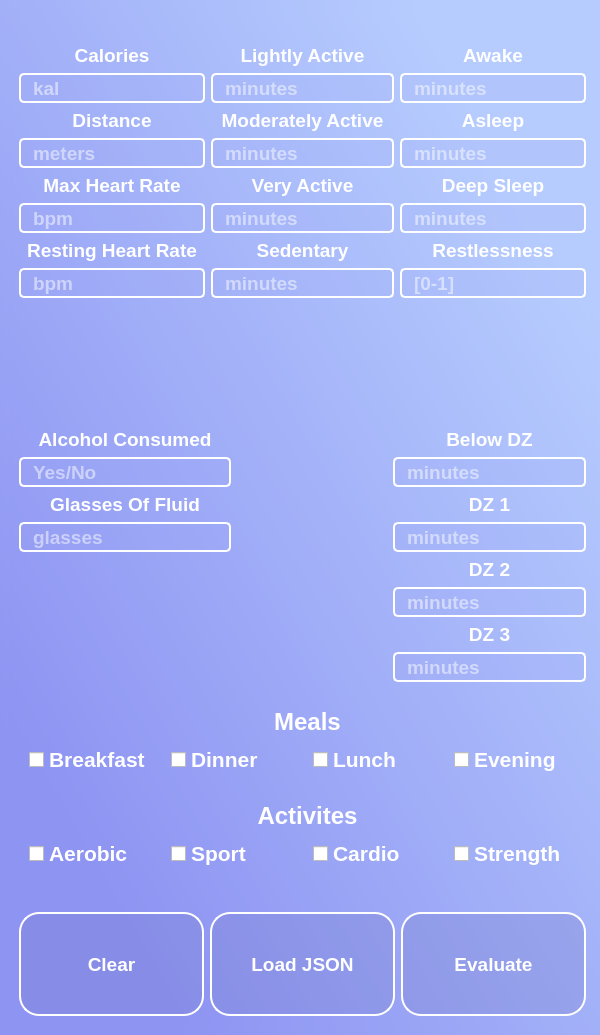
Before: the Qt Designer form main.ui in OlehRelang/SleepScoreApp, drawn with Qt 5.
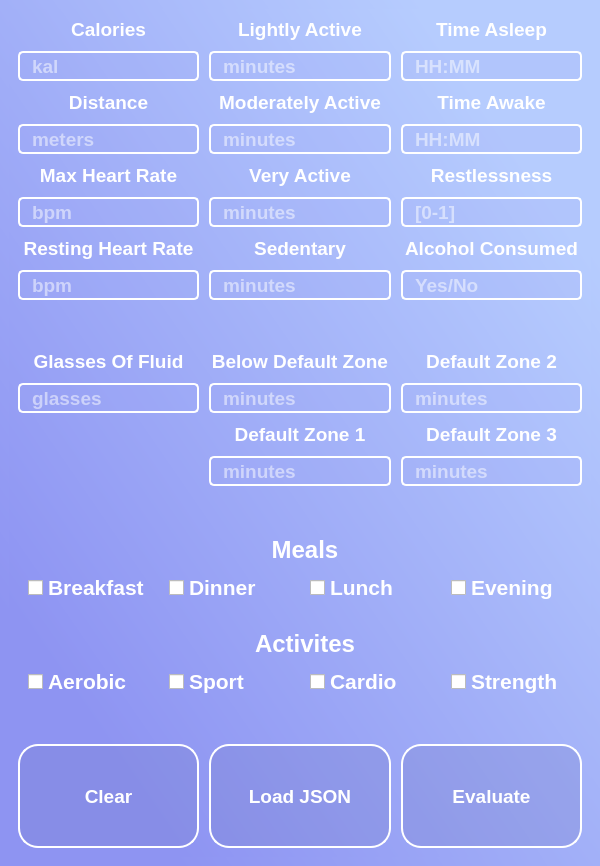
After: the same form once the commit is applied. The open tabs and pages were chosen to show the change.

The edit to the form file:
```diff
--- a/main.ui
+++ b/main.ui
@@ -7,7 +7,7 @@
     <x>0</x>
     <y>0</y>
     <width>600</width>
-    <height>1035</height>
+    <height>820</height>
    </rect>
   </property>
   <property name="windowTitle">
@@ -192,85 +192,464 @@
        </layout>
       </widget>
       <widget class="QWidget" name="page_input">
-       <layout class="QVBoxLayout" name="verticalLayout_11">
-        <property name="leftMargin">
+       <layout class="QVBoxLayout" name="verticalLayout_13">
+        <property name="spacing">
          <number>10</number>
         </property>
-        <property name="topMargin">
-         <number>5</number>
-        </property>
-        <property name="rightMargin">
-         <number>5</number>
-        </property>
-        <property name="bottomMargin">
-         <number>10</number>
-        </property>
-        <item>
-         <spacer name="verticalSpacer_7">
-          <property name="orientation">
-           <enum>Qt::Orientation::Vertical</enum>
-          </property>
-          <property name="sizeType">
-           <enum>QSizePolicy::Policy::Fixed</enum>
-          </property>
-          <property name="sizeHint" stdset="0">
-           <size>
-            <width>20</width>
-            <height>30</height>
-           </size>
-          </property>
-         </spacer>
-        </item>
         <item>
          <layout class="QGridLayout" name="gridLayout">
-          <item row="0" column="4">
+          <item row="2" column="0">
+           <layout class="QVBoxLayout" name="verticalLayout_6">
+            <item>
+             <widget class="QLabel" name="label_20">
+              <property name="font">
+               <font>
+                <pointsize>14</pointsize>
+                <bold>true</bold>
+               </font>
+              </property>
+              <property name="styleSheet">
+               <string notr="true">color: rgb(255, 255, 255);
+background-color: none;</string>
+              </property>
+              <property name="text">
+               <string>Glasses Of Fluid</string>
+              </property>
+              <property name="alignment">
+               <set>Qt::AlignmentFlag::AlignCenter</set>
+              </property>
+             </widget>
+            </item>
+            <item>
+             <widget class="QLineEdit" name="lineEdit_fluid">
+              <property name="minimumSize">
+               <size>
+                <width>180</width>
+                <height>30</height>
+               </size>
+              </property>
+              <property name="font">
+               <font>
+                <pointsize>14</pointsize>
+                <bold>true</bold>
+               </font>
+              </property>
+              <property name="styleSheet">
+               <string notr="true">color: rgb(255, 255, 255);
+padding-left: 10px;
+background-color: rgba(157, 169, 247, 50);
+border: 2px solid rgb(255, 255, 255);
+border-radius: 5px;</string>
+              </property>
+              <property name="placeholderText">
+               <string>glasses</string>
+              </property>
+             </widget>
+            </item>
+            <item>
+             <spacer name="verticalSpacer_5">
+              <property name="orientation">
+               <enum>Qt::Orientation::Vertical</enum>
+              </property>
+              <property name="sizeType">
+               <enum>QSizePolicy::Policy::Ignored</enum>
+              </property>
+              <property name="sizeHint" stdset="0">
+               <size>
+                <width>20</width>
+                <height>78</height>
+               </size>
+              </property>
+             </spacer>
+            </item>
+           </layout>
+          </item>
+          <item row="2" column="2">
+           <layout class="QVBoxLayout" name="verticalLayout_8">
+            <item>
+             <widget class="QLabel" name="label_10">
+              <property name="font">
+               <font>
+                <pointsize>14</pointsize>
+                <bold>true</bold>
+                <kerning>true</kerning>
+               </font>
+              </property>
+              <property name="styleSheet">
+               <string notr="true">color: rgb(255, 255, 255);
+background-color: none;</string>
+              </property>
+              <property name="text">
+               <string>Default Zone 2</string>
+              </property>
+              <property name="alignment">
+               <set>Qt::AlignmentFlag::AlignCenter</set>
+              </property>
+             </widget>
+            </item>
+            <item>
+             <widget class="QLineEdit" name="lineEdit_dz2">
+              <property name="minimumSize">
+               <size>
+                <width>180</width>
+                <height>30</height>
+               </size>
+              </property>
+              <property name="font">
+               <font>
+                <pointsize>14</pointsize>
+                <bold>true</bold>
+               </font>
+              </property>
+              <property name="styleSheet">
+               <string notr="true">color: rgb(255, 255, 255);
+padding-left: 10px;
+background-color: rgba(157, 169, 247, 50);
+border: 2px solid rgb(255, 255, 255);
+border-radius: 5px;</string>
+              </property>
+              <property name="placeholderText">
+               <string>minutes</string>
+              </property>
+             </widget>
+            </item>
+            <item>
+             <widget class="QLabel" name="label_16">
+              <property name="font">
+               <font>
+                <pointsize>14</pointsize>
+                <bold>true</bold>
+               </font>
+              </property>
+              <property name="styleSheet">
+               <string notr="true">color: rgb(255, 255, 255);
+background-color: none;</string>
+              </property>
+              <property name="text">
+               <string>Default Zone 3</string>
+              </property>
+              <property name="alignment">
+               <set>Qt::AlignmentFlag::AlignCenter</set>
+              </property>
+             </widget>
+            </item>
+            <item>
+             <widget class="QLineEdit" name="lineEdit_dz3">
+              <property name="minimumSize">
+               <size>
+                <width>180</width>
+                <height>30</height>
+               </size>
+              </property>
+              <property name="font">
+               <font>
+                <pointsize>14</pointsize>
+                <bold>true</bold>
+               </font>
+              </property>
+              <property name="styleSheet">
+               <string notr="true">color: rgb(255, 255, 255);
+padding-left: 10px;
+background-color: rgba(157, 169, 247, 50);
+border: 2px solid rgb(255, 255, 255);
+border-radius: 5px;</string>
+              </property>
+              <property name="placeholderText">
+               <string>minutes</string>
+              </property>
+             </widget>
+            </item>
+           </layout>
+          </item>
+          <item row="0" column="0">
+           <layout class="QVBoxLayout" name="verticalLayout_3">
+            <item>
+             <widget class="QLabel" name="label_2">
+              <property name="font">
+               <font>
+                <pointsize>14</pointsize>
+                <bold>true</bold>
+               </font>
+              </property>
+              <property name="styleSheet">
+               <string notr="true">color: rgb(255, 255, 255);
+background-color: none;</string>
+              </property>
+              <property name="text">
+               <string>Calories</string>
+              </property>
+              <property name="alignment">
+               <set>Qt::AlignmentFlag::AlignCenter</set>
+              </property>
+             </widget>
+            </item>
+            <item>
+             <widget class="QLineEdit" name="lineEdit_calories">
+              <property name="minimumSize">
+               <size>
+                <width>180</width>
+                <height>30</height>
+               </size>
+              </property>
+              <property name="font">
+               <font>
+                <pointsize>14</pointsize>
+                <bold>true</bold>
+               </font>
+              </property>
+              <property name="styleSheet">
+               <string notr="true">color: rgb(255, 255, 255);
+padding-left: 10px;
+background-color: rgba(157, 169, 247, 50);
+border: 2px solid rgb(255, 255, 255);
+border-radius: 5px;</string>
+              </property>
+              <property name="text">
+               <string/>
+              </property>
+              <property name="placeholderText">
+               <string>kal</string>
+              </property>
+             </widget>
+            </item>
+            <item>
+             <widget class="QLabel" name="label_13">
+              <property name="font">
+               <font>
+                <pointsize>14</pointsize>
+                <bold>true</bold>
+               </font>
+              </property>
+              <property name="styleSheet">
+               <string notr="true">color: rgb(255, 255, 255);
+background-color: none;</string>
+              </property>
+              <property name="text">
+               <string>Distance</string>
+              </property>
+              <property name="alignment">
+               <set>Qt::AlignmentFlag::AlignCenter</set>
+              </property>
+             </widget>
+            </item>
+            <item>
+             <widget class="QLineEdit" name="lineEdit_distance">
+              <property name="minimumSize">
+               <size>
+                <width>180</width>
+                <height>30</height>
+               </size>
+              </property>
+              <property name="font">
+               <font>
+                <pointsize>14</pointsize>
+                <bold>true</bold>
+               </font>
+              </property>
+              <property name="styleSheet">
+               <string notr="true">color: rgb(255, 255, 255);
+padding-left: 10px;
+background-color: rgba(157, 169, 247, 50);
+border: 2px solid rgb(255, 255, 255);
+border-radius: 5px;</string>
+              </property>
+              <property name="placeholderText">
+               <string>meters</string>
+              </property>
+             </widget>
+            </item>
+            <item>
+             <widget class="QLabel" name="label_19">
+              <property name="font">
+               <font>
+                <pointsize>14</pointsize>
+                <bold>true</bold>
+               </font>
+              </property>
+              <property name="styleSheet">
+               <string notr="true">color: rgb(255, 255, 255);
+background-color: none;</string>
+              </property>
+              <property name="text">
+               <string>Max Heart Rate</string>
+              </property>
+              <property name="alignment">
+               <set>Qt::AlignmentFlag::AlignCenter</set>
+              </property>
+             </widget>
+            </item>
+            <item>
+             <widget class="QLineEdit" name="lineEdit_max_hr">
+              <property name="minimumSize">
+               <size>
+                <width>180</width>
+                <height>30</height>
+               </size>
+              </property>
+              <property name="font">
+               <font>
+                <pointsize>14</pointsize>
+                <bold>true</bold>
+               </font>
+              </property>
+              <property name="styleSheet">
+               <string notr="true">color: rgb(255, 255, 255);
+padding-left: 10px;
+background-color: rgba(157, 169, 247, 50);
+border: 2px solid rgb(255, 255, 255);
+border-radius: 5px;</string>
+              </property>
+              <property name="placeholderText">
+               <string>bpm</string>
+              </property>
+             </widget>
+            </item>
+            <item>
+             <widget class="QLabel" name="label_5">
+              <property name="font">
+               <font>
+                <pointsize>14</pointsize>
+                <bold>true</bold>
+               </font>
+              </property>
+              <property name="styleSheet">
+               <string notr="true">color: rgb(255, 255, 255);
+background-color: none;</string>
+              </property>
+              <property name="text">
+               <string>Resting Heart Rate</string>
+              </property>
+              <property name="alignment">
+               <set>Qt::AlignmentFlag::AlignCenter</set>
+              </property>
+             </widget>
+            </item>
+            <item>
+             <widget class="QLineEdit" name="lineEdit_rest_hr">
+              <property name="minimumSize">
+               <size>
+                <width>180</width>
+                <height>30</height>
+               </size>
+              </property>
+              <property name="font">
+               <font>
+                <pointsize>14</pointsize>
+                <bold>true</bold>
+               </font>
+              </property>
+              <property name="styleSheet">
+               <string notr="true">color: rgb(255, 255, 255);
+padding-left: 10px;
+background-color: rgba(157, 169, 247, 50);
+border: 2px solid rgb(255, 255, 255);
+border-radius: 5px;</string>
+              </property>
+              <property name="placeholderText">
+               <string>bpm</string>
+              </property>
+             </widget>
+            </item>
+           </layout>
+          </item>
+          <item row="2" column="1">
+           <layout class="QVBoxLayout" name="verticalLayout_11">
+            <item>
+             <widget class="QLabel" name="label_15">
+              <property name="font">
+               <font>
+                <pointsize>14</pointsize>
+                <bold>true</bold>
+               </font>
+              </property>
+              <property name="styleSheet">
+               <string notr="true">color: rgb(255, 255, 255);
+background-color: none;</string>
+              </property>
+              <property name="text">
+               <string>Below Default Zone</string>
+              </property>
+              <property name="alignment">
+               <set>Qt::AlignmentFlag::AlignCenter</set>
+              </property>
+             </widget>
+            </item>
+            <item>
+             <widget class="QLineEdit" name="lineEdit_dz0">
+              <property name="minimumSize">
+               <size>
+                <width>180</width>
+                <height>30</height>
+               </size>
+              </property>
+              <property name="font">
+               <font>
+                <pointsize>14</pointsize>
+                <bold>true</bold>
+               </font>
+              </property>
+              <property name="styleSheet">
+               <string notr="true">color: rgb(255, 255, 255);
+padding-left: 10px;
+background-color: rgba(157, 169, 247, 50);
+border: 2px solid rgb(255, 255, 255);
+border-radius: 5px;</string>
+              </property>
+              <property name="placeholderText">
+               <string>minutes</string>
+              </property>
+             </widget>
+            </item>
+            <item>
+             <widget class="QLabel" name="label_7">
+              <property name="font">
+               <font>
+                <pointsize>14</pointsize>
+                <bold>true</bold>
+               </font>
+              </property>
+              <property name="styleSheet">
+               <string notr="true">color: rgb(255, 255, 255);
+background-color: none;</string>
+              </property>
+              <property name="text">
+               <string>Default Zone 1</string>
+              </property>
+              <property name="alignment">
+               <set>Qt::AlignmentFlag::AlignCenter</set>
+              </property>
+             </widget>
+            </item>
+            <item>
+             <widget class="QLineEdit" name="lineEdit_dz1">
+              <property name="minimumSize">
+               <size>
+                <width>180</width>
+                <height>30</height>
+               </size>
+              </property>
+              <property name="font">
+               <font>
+                <pointsize>14</pointsize>
+                <bold>true</bold>
+               </font>
+              </property>
+              <property name="styleSheet">
+               <string notr="true">color: rgb(255, 255, 255);
+padding-left: 10px;
+background-color: rgba(157, 169, 247, 50);
+border: 2px solid rgb(255, 255, 255);
+border-radius: 5px;</string>
+              </property>
+              <property name="placeholderText">
+               <string>minutes</string>
+              </property>
+             </widget>
+            </item>
+           </layout>
+          </item>
+          <item row="0" column="2">
            <layout class="QVBoxLayout" name="verticalLayout_5">
-            <item>
-             <widget class="QLabel" name="label_18">
-              <property name="font">
-               <font>
-                <pointsize>14</pointsize>
-                <bold>true</bold>
-               </font>
-              </property>
-              <property name="styleSheet">
-               <string notr="true">color: rgb(255, 255, 255);
-background-color: none;</string>
-              </property>
-              <property name="text">
-               <string>Awake</string>
-              </property>
-              <property name="alignment">
-               <set>Qt::AlignmentFlag::AlignCenter</set>
-              </property>
-             </widget>
-            </item>
-            <item>
-             <widget class="QLineEdit" name="lineEdit_awake">
-              <property name="minimumSize">
-               <size>
-                <width>180</width>
-                <height>30</height>
-               </size>
-              </property>
-              <property name="font">
-               <font>
-                <pointsize>14</pointsize>
-                <bold>true</bold>
-               </font>
-              </property>
-              <property name="styleSheet">
-               <string notr="true">color: rgb(255, 255, 255);
-padding-left: 10px;
-background-color: rgba(157, 169, 247, 50);
-border: 2px solid rgb(255, 255, 255);
-border-radius: 5px;</string>
-              </property>
-              <property name="placeholderText">
-               <string>minutes</string>
-              </property>
-             </widget>
-            </item>
             <item>
              <widget class="QLabel" name="label_12">
               <property name="font">
@@ -284,7 +663,7 @@
 background-color: none;</string>
               </property>
               <property name="text">
-               <string>Asleep</string>
+               <string>Time Asleep</string>
               </property>
               <property name="alignment">
                <set>Qt::AlignmentFlag::AlignCenter</set>
@@ -312,13 +691,16 @@
 border: 2px solid rgb(255, 255, 255);
 border-radius: 5px;</string>
               </property>
+              <property name="text">
+               <string/>
+              </property>
               <property name="placeholderText">
-               <string>minutes</string>
+               <string>HH:MM</string>
               </property>
              </widget>
             </item>
             <item>
-             <widget class="QLabel" name="label_4">
+             <widget class="QLabel" name="label_18">
               <property name="font">
                <font>
                 <pointsize>14</pointsize>
@@ -330,7 +712,7 @@
 background-color: none;</string>
               </property>
               <property name="text">
-               <string>Deep Sleep</string>
+               <string>Time Awake</string>
               </property>
               <property name="alignment">
                <set>Qt::AlignmentFlag::AlignCenter</set>
@@ -338,7 +720,7 @@
              </widget>
             </item>
             <item>
-             <widget class="QLineEdit" name="lineEdit_deep_sleep">
+             <widget class="QLineEdit" name="lineEdit_awake">
               <property name="minimumSize">
                <size>
                 <width>180</width>
@@ -358,8 +740,11 @@
 border: 2px solid rgb(255, 255, 255);
 border-radius: 5px;</string>
               </property>
+              <property name="text">
+               <string/>
+              </property>
               <property name="placeholderText">
-               <string>minutes</string>
+               <string>HH:MM</string>
               </property>
              </widget>
             </item>
@@ -409,25 +794,55 @@
               </property>
              </widget>
             </item>
+            <item>
+             <widget class="QLabel" name="label_17">
+              <property name="font">
+               <font>
+                <pointsize>14</pointsize>
+                <bold>true</bold>
+               </font>
+              </property>
+              <property name="styleSheet">
+               <string notr="true">color: rgb(255, 255, 255);
+background-color: none;</string>
+              </property>
+              <property name="text">
+               <string>Alcohol Consumed</string>
+              </property>
+              <property name="alignment">
+               <set>Qt::AlignmentFlag::AlignCenter</set>
+              </property>
+             </widget>
+            </item>
+            <item>
+             <widget class="QLineEdit" name="lineEdit_alco">
+              <property name="minimumSize">
+               <size>
+                <width>180</width>
+                <height>30</height>
+               </size>
+              </property>
+              <property name="font">
+               <font>
+                <pointsize>14</pointsize>
+                <bold>true</bold>
+               </font>
+              </property>
+              <property name="styleSheet">
+               <string notr="true">color: rgb(255, 255, 255);
+padding-left: 10px;
+background-color: rgba(157, 169, 247, 50);
+border: 2px solid rgb(255, 255, 255);
+border-radius: 5px;</string>
+              </property>
+              <property name="placeholderText">
+               <string>Yes/No</string>
+              </property>
+             </widget>
+            </item>
            </layout>
           </item>
-          <item row="2" column="2">
-           <spacer name="horizontalSpacer">
-            <property name="orientation">
-             <enum>Qt::Orientation::Horizontal</enum>
-            </property>
-            <property name="sizeType">
-             <enum>QSizePolicy::Policy::Fixed</enum>
-            </property>
-            <property name="sizeHint" stdset="0">
-             <size>
-              <width>150</width>
-              <height>20</height>
-             </size>
-            </property>
-           </spacer>
-          </item>
-          <item row="0" column="1" colspan="3">
+          <item row="0" column="1">
            <layout class="QVBoxLayout" name="verticalLayout_4">
             <item>
              <widget class="QLabel" name="label_3">
@@ -618,509 +1033,7 @@
             </item>
            </layout>
           </item>
-          <item row="0" column="0">
-           <layout class="QVBoxLayout" name="verticalLayout_3">
-            <item>
-             <widget class="QLabel" name="label_2">
-              <property name="font">
-               <font>
-                <pointsize>14</pointsize>
-                <bold>true</bold>
-               </font>
-              </property>
-              <property name="styleSheet">
-               <string notr="true">color: rgb(255, 255, 255);
-background-color: none;</string>
-              </property>
-              <property name="text">
-               <string>Calories</string>
-              </property>
-              <property name="alignment">
-               <set>Qt::AlignmentFlag::AlignCenter</set>
-              </property>
-             </widget>
-            </item>
-            <item>
-             <widget class="QLineEdit" name="lineEdit_calories">
-              <property name="minimumSize">
-               <size>
-                <width>180</width>
-                <height>30</height>
-               </size>
-              </property>
-              <property name="font">
-               <font>
-                <pointsize>14</pointsize>
-                <bold>true</bold>
-               </font>
-              </property>
-              <property name="styleSheet">
-               <string notr="true">color: rgb(255, 255, 255);
-padding-left: 10px;
-background-color: rgba(157, 169, 247, 50);
-border: 2px solid rgb(255, 255, 255);
-border-radius: 5px;</string>
-              </property>
-              <property name="text">
-               <string/>
-              </property>
-              <property name="placeholderText">
-               <string>kal</string>
-              </property>
-             </widget>
-            </item>
-            <item>
-             <widget class="QLabel" name="label_13">
-              <property name="font">
-               <font>
-                <pointsize>14</pointsize>
-                <bold>true</bold>
-               </font>
-              </property>
-              <property name="styleSheet">
-               <string notr="true">color: rgb(255, 255, 255);
-background-color: none;</string>
-              </property>
-              <property name="text">
-               <string>Distance</string>
-              </property>
-              <property name="alignment">
-               <set>Qt::AlignmentFlag::AlignCenter</set>
-              </property>
-             </widget>
-            </item>
-            <item>
-             <widget class="QLineEdit" name="lineEdit_distance">
-              <property name="minimumSize">
-               <size>
-                <width>180</width>
-                <height>30</height>
-               </size>
-              </property>
-              <property name="font">
-               <font>
-                <pointsize>14</pointsize>
-                <bold>true</bold>
-               </font>
-              </property>
-              <property name="styleSheet">
-               <string notr="true">color: rgb(255, 255, 255);
-padding-left: 10px;
-background-color: rgba(157, 169, 247, 50);
-border: 2px solid rgb(255, 255, 255);
-border-radius: 5px;</string>
-              </property>
-              <property name="placeholderText">
-               <string>meters</string>
-              </property>
-             </widget>
-            </item>
-            <item>
-             <widget class="QLabel" name="label_19">
-              <property name="font">
-               <font>
-                <pointsize>14</pointsize>
-                <bold>true</bold>
-               </font>
-              </property>
-              <property name="styleSheet">
-               <string notr="true">color: rgb(255, 255, 255);
-background-color: none;</string>
-              </property>
-              <property name="text">
-               <string>Max Heart Rate</string>
-              </property>
-              <property name="alignment">
-               <set>Qt::AlignmentFlag::AlignCenter</set>
-              </property>
-             </widget>
-            </item>
-            <item>
-             <widget class="QLineEdit" name="lineEdit_max_hr">
-              <property name="minimumSize">
-               <size>
-                <width>180</width>
-                <height>30</height>
-               </size>
-              </property>
-              <property name="font">
-               <font>
-                <pointsize>14</pointsize>
-                <bold>true</bold>
-               </font>
-              </property>
-              <property name="styleSheet">
-               <string notr="true">color: rgb(255, 255, 255);
-padding-left: 10px;
-background-color: rgba(157, 169, 247, 50);
-border: 2px solid rgb(255, 255, 255);
-border-radius: 5px;</string>
-              </property>
-              <property name="placeholderText">
-               <string>bpm</string>
-              </property>
-             </widget>
-            </item>
-            <item>
-             <widget class="QLabel" name="label_5">
-              <property name="font">
-               <font>
-                <pointsize>14</pointsize>
-                <bold>true</bold>
-               </font>
-              </property>
-              <property name="styleSheet">
-               <string notr="true">color: rgb(255, 255, 255);
-background-color: none;</string>
-              </property>
-              <property name="text">
-               <string>Resting Heart Rate</string>
-              </property>
-              <property name="alignment">
-               <set>Qt::AlignmentFlag::AlignCenter</set>
-              </property>
-             </widget>
-            </item>
-            <item>
-             <widget class="QLineEdit" name="lineEdit_rest_hr">
-              <property name="minimumSize">
-               <size>
-                <width>180</width>
-                <height>30</height>
-               </size>
-              </property>
-              <property name="font">
-               <font>
-                <pointsize>14</pointsize>
-                <bold>true</bold>
-               </font>
-              </property>
-              <property name="styleSheet">
-               <string notr="true">color: rgb(255, 255, 255);
-padding-left: 10px;
-background-color: rgba(157, 169, 247, 50);
-border: 2px solid rgb(255, 255, 255);
-border-radius: 5px;</string>
-              </property>
-              <property name="placeholderText">
-               <string>bpm</string>
-              </property>
-             </widget>
-            </item>
-           </layout>
-          </item>
-          <item row="2" column="0" colspan="2">
-           <layout class="QVBoxLayout" name="verticalLayout_6">
-            <item>
-             <widget class="QLabel" name="label_17">
-              <property name="font">
-               <font>
-                <pointsize>14</pointsize>
-                <bold>true</bold>
-               </font>
-              </property>
-              <property name="styleSheet">
-               <string notr="true">color: rgb(255, 255, 255);
-background-color: none;</string>
-              </property>
-              <property name="text">
-               <string>Alcohol Consumed</string>
-              </property>
-              <property name="alignment">
-               <set>Qt::AlignmentFlag::AlignCenter</set>
-              </property>
-             </widget>
-            </item>
-            <item>
-             <widget class="QLineEdit" name="lineEdit_alco">
-              <property name="minimumSize">
-               <size>
-                <width>180</width>
-                <height>30</height>
-               </size>
-              </property>
-              <property name="font">
-               <font>
-                <pointsize>14</pointsize>
-                <bold>true</bold>
-               </font>
-              </property>
-              <property name="styleSheet">
-               <string notr="true">color: rgb(255, 255, 255);
-padding-left: 10px;
-background-color: rgba(157, 169, 247, 50);
-border: 2px solid rgb(255, 255, 255);
-border-radius: 5px;</string>
-              </property>
-              <property name="placeholderText">
-               <string>Yes/No</string>
-              </property>
-             </widget>
-            </item>
-            <item>
-             <widget class="QLabel" name="label_20">
-              <property name="font">
-               <font>
-                <pointsize>14</pointsize>
-                <bold>true</bold>
-               </font>
-              </property>
-              <property name="styleSheet">
-               <string notr="true">color: rgb(255, 255, 255);
-background-color: none;</string>
-              </property>
-              <property name="text">
-               <string>Glasses Of Fluid</string>
-              </property>
-              <property name="alignment">
-               <set>Qt::AlignmentFlag::AlignCenter</set>
-              </property>
-             </widget>
-            </item>
-            <item>
-             <widget class="QLineEdit" name="lineEdit_fluid">
-              <property name="minimumSize">
-               <size>
-                <width>180</width>
-                <height>30</height>
-               </size>
-              </property>
-              <property name="font">
-               <font>
-                <pointsize>14</pointsize>
-                <bold>true</bold>
-               </font>
-              </property>
-              <property name="styleSheet">
-               <string notr="true">color: rgb(255, 255, 255);
-padding-left: 10px;
-background-color: rgba(157, 169, 247, 50);
-border: 2px solid rgb(255, 255, 255);
-border-radius: 5px;</string>
-              </property>
-              <property name="placeholderText">
-               <string>glasses</string>
-              </property>
-             </widget>
-            </item>
-            <item>
-             <spacer name="verticalSpacer_9">
-              <property name="orientation">
-               <enum>Qt::Orientation::Vertical</enum>
-              </property>
-              <property name="sizeHint" stdset="0">
-               <size>
-                <width>20</width>
-                <height>40</height>
-               </size>
-              </property>
-             </spacer>
-            </item>
-           </layout>
-          </item>
-          <item row="2" column="3" colspan="2">
-           <layout class="QVBoxLayout" name="verticalLayout_8">
-            <item>
-             <widget class="QLabel" name="label_15">
-              <property name="font">
-               <font>
-                <pointsize>14</pointsize>
-                <bold>true</bold>
-               </font>
-              </property>
-              <property name="styleSheet">
-               <string notr="true">color: rgb(255, 255, 255);
-background-color: none;</string>
-              </property>
-              <property name="text">
-               <string>Below DZ</string>
-              </property>
-              <property name="alignment">
-               <set>Qt::AlignmentFlag::AlignCenter</set>
-              </property>
-             </widget>
-            </item>
-            <item>
-             <widget class="QLineEdit" name="lineEdit_dz0">
-              <property name="minimumSize">
-               <size>
-                <width>180</width>
-                <height>30</height>
-               </size>
-              </property>
-              <property name="font">
-               <font>
-                <pointsize>14</pointsize>
-                <bold>true</bold>
-               </font>
-              </property>
-              <property name="styleSheet">
-               <string notr="true">color: rgb(255, 255, 255);
-padding-left: 10px;
-background-color: rgba(157, 169, 247, 50);
-border: 2px solid rgb(255, 255, 255);
-border-radius: 5px;</string>
-              </property>
-              <property name="placeholderText">
-               <string>minutes</string>
-              </property>
-             </widget>
-            </item>
-            <item>
-             <widget class="QLabel" name="label_7">
-              <property name="font">
-               <font>
-                <pointsize>14</pointsize>
-                <bold>true</bold>
-               </font>
-              </property>
-              <property name="styleSheet">
-               <string notr="true">color: rgb(255, 255, 255);
-background-color: none;</string>
-              </property>
-              <property name="text">
-               <string>DZ 1</string>
-              </property>
-              <property name="alignment">
-               <set>Qt::AlignmentFlag::AlignCenter</set>
-              </property>
-             </widget>
-            </item>
-            <item>
-             <widget class="QLineEdit" name="lineEdit_dz1">
-              <property name="minimumSize">
-               <size>
-                <width>180</width>
-                <height>30</height>
-               </size>
-              </property>
-              <property name="font">
-               <font>
-                <pointsize>14</pointsize>
-                <bold>true</bold>
-               </font>
-              </property>
-              <property name="styleSheet">
-               <string notr="true">color: rgb(255, 255, 255);
-padding-left: 10px;
-background-color: rgba(157, 169, 247, 50);
-border: 2px solid rgb(255, 255, 255);
-border-radius: 5px;</string>
-              </property>
-              <property name="placeholderText">
-               <string>minutes</string>
-              </property>
-             </widget>
-            </item>
-            <item>
-             <widget class="QLabel" name="label_10">
-              <property name="font">
-               <font>
-                <pointsize>14</pointsize>
-                <bold>true</bold>
-                <kerning>true</kerning>
-               </font>
-              </property>
-              <property name="styleSheet">
-               <string notr="true">color: rgb(255, 255, 255);
-background-color: none;</string>
-              </property>
-              <property name="text">
-               <string>DZ 2</string>
-              </property>
-              <property name="alignment">
-               <set>Qt::AlignmentFlag::AlignCenter</set>
-              </property>
-             </widget>
-            </item>
-            <item>
-             <widget class="QLineEdit" name="lineEdit_dz2">
-              <property name="minimumSize">
-               <size>
-                <width>180</width>
-                <height>30</height>
-               </size>
-              </property>
-              <property name="font">
-               <font>
-                <pointsize>14</pointsize>
-                <bold>true</bold>
-               </font>
-              </property>
-              <property name="styleSheet">
-               <string notr="true">color: rgb(255, 255, 255);
-padding-left: 10px;
-background-color: rgba(157, 169, 247, 50);
-border: 2px solid rgb(255, 255, 255);
-border-radius: 5px;</string>
-              </property>
-              <property name="placeholderText">
-               <string>minutes</string>
-              </property>
-             </widget>
-            </item>
-            <item>
-             <widget class="QLabel" name="label_16">
-              <property name="font">
-               <font>
-                <pointsize>14</pointsize>
-                <bold>true</bold>
-               </font>
-              </property>
-              <property name="styleSheet">
-               <string notr="true">color: rgb(255, 255, 255);
-background-color: none;</string>
-              </property>
-              <property name="text">
-               <string>DZ 3</string>
-              </property>
-              <property name="alignment">
-               <set>Qt::AlignmentFlag::AlignCenter</set>
-              </property>
-             </widget>
-            </item>
-            <item>
-             <widget class="QLineEdit" name="lineEdit_dz3">
-              <property name="minimumSize">
-               <size>
-                <width>180</width>
-                <height>30</height>
-               </size>
-              </property>
-              <property name="font">
-               <font>
-                <pointsize>14</pointsize>
-                <bold>true</bold>
-               </font>
-              </property>
-              <property name="styleSheet">
-               <string notr="true">color: rgb(255, 255, 255);
-padding-left: 10px;
-background-color: rgba(157, 169, 247, 50);
-border: 2px solid rgb(255, 255, 255);
-border-radius: 5px;</string>
-              </property>
-              <property name="placeholderText">
-               <string>minutes</string>
-              </property>
-             </widget>
-            </item>
-           </layout>
-          </item>
           <item row="1" column="1">
-           <spacer name="verticalSpacer_5">
-            <property name="orientation">
-             <enum>Qt::Orientation::Vertical</enum>
-            </property>
-            <property name="sizeHint" stdset="0">
-             <size>
-              <width>20</width>
-              <height>40</height>
-             </size>
-            </property>
-           </spacer>
-          </item>
-          <item row="1" column="2">
            <spacer name="verticalSpacer_8">
             <property name="orientation">
              <enum>Qt::Orientation::Vertical</enum>
@@ -1130,7 +1043,7 @@
             </property>
             <property name="sizeHint" stdset="0">
              <size>
-              <width>20</width>
+              <width>180</width>
               <height>40</height>
              </size>
             </property>
@@ -1149,7 +1062,7 @@
           <property name="sizeHint" stdset="0">
            <size>
             <width>20</width>
-            <height>20</height>
+            <height>40</height>
            </size>
           </property>
          </spacer>
```
Left out of the diff: 114 changed lines with no effect on the pictures.
